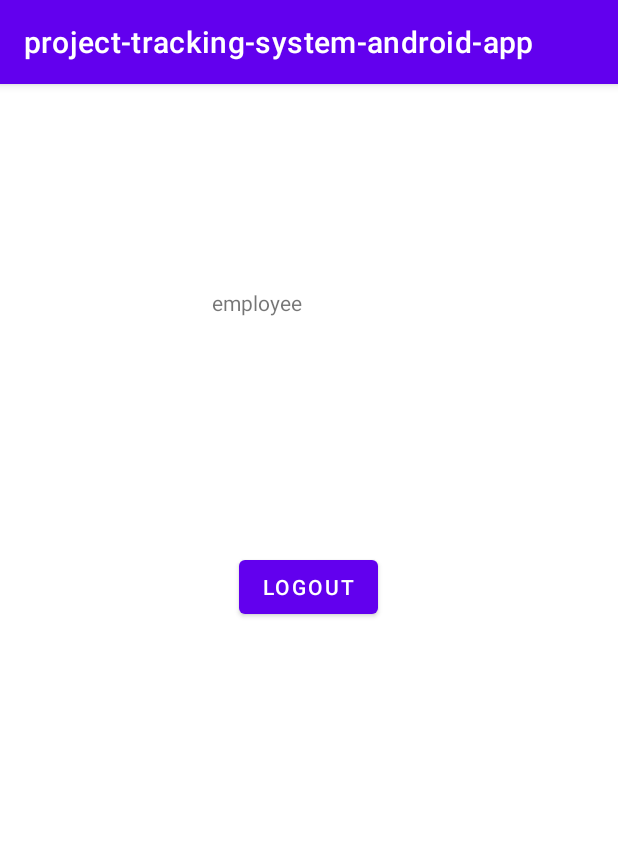
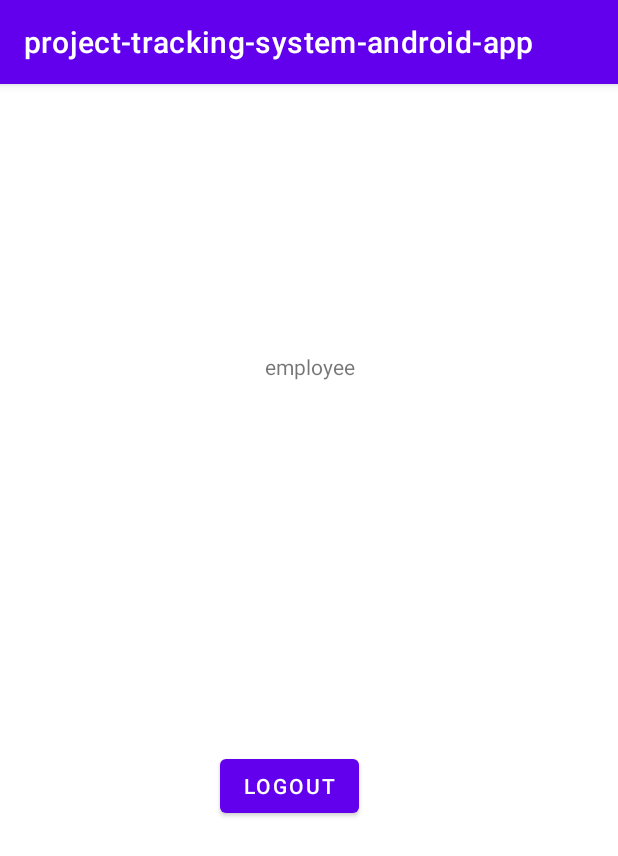
Before and after one commit to SelimHorri/project-tracking-system-mobile-frontend-app, an Android app: the EmployeeIndexActivity screen opened directly, with no data from a screen before it, on a phone screen of 412 x 824 dp. Shown: the top 856 px of the screen. Run offline under Robolectric (Android 15) with nearby library versions, the phone set to English and light mode, and no system bars; our stand-ins replace Volley; network calls fail.

Commit message:
test successfully data return in employee index activity

```diff
--- a/app/src/main/java/com/selimhorri/pack/AdminIndexActivity.java
+++ b/app/src/main/java/com/selimhorri/pack/AdminIndexActivity.java
@@ -23,7 +23,7 @@ public class AdminIndexActivity extends AppCompatActivity {
         this.button = super.findViewById(R.id.button3);
 
         this.button.setOnClickListener(v -> {
-            SharedPreferences.Editor editor = super.getSharedPreferences("admin_shared_preferences", Context.MODE_PRIVATE).edit();
+            SharedPreferences.Editor editor = super.getSharedPreferences("admin", Context.MODE_PRIVATE).edit();
             editor.clear();
             editor.apply();
             super.startActivity(new Intent(AdminIndexActivity.this, HomeActivity.class));
--- a/app/src/main/java/com/selimhorri/pack/EmployeeIndexActivity.java
+++ b/app/src/main/java/com/selimhorri/pack/EmployeeIndexActivity.java
@@ -8,8 +8,20 @@ import android.content.SharedPreferences;
 import android.os.Bundle;
 import android.widget.Button;
 import android.widget.TextView;
+import android.widget.Toast;
+
+import com.selimhorri.pack.service.AssignmentService;
+import com.selimhorri.pack.service.EmployeeService;
+import com.selimhorri.pack.service.impl.dynmc.AssignmentServiceDynamicImpl;
+import com.selimhorri.pack.service.impl.dynmc.EmployeeServiceDynamicImpl;
 
 public class EmployeeIndexActivity extends AppCompatActivity {
+
+    private final EmployeeService employeeService;
+
+    public EmployeeIndexActivity() {
+        this.employeeService = new EmployeeServiceDynamicImpl(EmployeeIndexActivity.this);
+    }
 
     private TextView textView;
     private Button button;
@@ -22,8 +34,18 @@ public class EmployeeIndexActivity extends AppCompatActivity {
         this.textView = super.findViewById(R.id.textView);
         this.button = super.findViewById(R.id.button);
 
+        this.employeeService.findByEmployeeId(
+                1,
+                response -> {
+                    this.textView.setText(response.getCollection().toString());
+                },
+                error -> {
+                    Toast.makeText(EmployeeIndexActivity.this, error.toString(), Toast.LENGTH_SHORT).show();
+                }
+        );
+
         this.button.setOnClickListener(v -> {
-            SharedPreferences.Editor editor = super.getSharedPreferences("emp_shared_preferences", Context.MODE_PRIVATE).edit();
+            SharedPreferences.Editor editor = super.getSharedPreferences("emp", Context.MODE_PRIVATE).edit();
             editor.clear();
             editor.apply();
             super.startActivity(new Intent(EmployeeIndexActivity.this, HomeActivity.class));
--- a/app/src/main/java/com/selimhorri/pack/LoginActivity.java
+++ b/app/src/main/java/com/selimhorri/pack/LoginActivity.java
@@ -67,7 +67,7 @@ public class LoginActivity extends AppCompatActivity {
                                             switch (respCredential.getRole()) {
                                                 case "ROLE_EMP":
                                                     //  TODO: activate sharedpreferences & go to employee-index
-                                                    editor = super.getSharedPreferences("emp_shared_preferences", Context.MODE_PRIVATE)
+                                                    editor = super.getSharedPreferences("emp", Context.MODE_PRIVATE)
                                                             .edit()
                                                             .putString("username", respCredential.getUsername());
                                                     editor.apply();
@@ -76,7 +76,7 @@ public class LoginActivity extends AppCompatActivity {
                                                     break;
                                                 case "ROLE_MGR":
                                                     // TODO: activate sharedpreferences & go to manager-index
-                                                    editor = super.getSharedPreferences("mgr_shared_preferences", Context.MODE_PRIVATE)
+                                                    editor = super.getSharedPreferences("mgr", Context.MODE_PRIVATE)
                                                             .edit()
                                                             .putString("username", respCredential.getUsername());
                                                     editor.apply();
@@ -84,7 +84,7 @@ public class LoginActivity extends AppCompatActivity {
                                                     break;
                                                 case "ROLE_ADMIN":
                                                     // TODO: activate sharedpreferences & go to admin-index
-                                                    editor = super.getSharedPreferences("admin_shared_preferences", Context.MODE_PRIVATE)
+                                                    editor = super.getSharedPreferences("admin", Context.MODE_PRIVATE)
                                                             .edit()
                                                             .putString("username", respCredential.getUsername());
                                                     editor.apply();
--- a/app/src/main/java/com/selimhorri/pack/ManagerIndexActivity.java
+++ b/app/src/main/java/com/selimhorri/pack/ManagerIndexActivity.java
@@ -23,7 +23,7 @@ public class ManagerIndexActivity extends AppCompatActivity {
         this.button = super.findViewById(R.id.button2);
 
         this.button.setOnClickListener(v -> {
-            SharedPreferences.Editor editor = super.getSharedPreferences("mgr_shared_preferences", Context.MODE_PRIVATE).edit();
+            SharedPreferences.Editor editor = super.getSharedPreferences("mgr", Context.MODE_PRIVATE).edit();
             editor.clear();
             editor.apply();
             super.startActivity(new Intent(ManagerIndexActivity.this, HomeActivity.class));
--- a/app/src/main/java/com/selimhorri/pack/service/AssignmentService.java
+++ b/app/src/main/java/com/selimhorri/pack/service/AssignmentService.java
@@ -3,6 +3,7 @@ package com.selimhorri.pack.service;
 import com.selimhorri.pack.listener.ResponseCallbackListener;
 import com.selimhorri.pack.model.collection.DtoCollection;
 import com.selimhorri.pack.model.dto.Assignment;
+import com.selimhorri.pack.model.dto.Project;
 import com.selimhorri.pack.model.id.AssignmentId;
 
 public interface AssignmentService {
--- a/app/src/main/java/com/selimhorri/pack/service/EmployeeService.java
+++ b/app/src/main/java/com/selimhorri/pack/service/EmployeeService.java
@@ -3,6 +3,8 @@ package com.selimhorri.pack.service;
 import com.selimhorri.pack.listener.ResponseCallbackListener;
 import com.selimhorri.pack.model.collection.DtoCollection;
 import com.selimhorri.pack.model.dto.Employee;
+import com.selimhorri.pack.model.dto.Project;
+import com.selimhorri.pack.model.dto.custom.EmployeeProjectData;
 
 public interface EmployeeService {
 
@@ -11,5 +13,6 @@ public interface EmployeeService {
     void save(final Employee employee, final ResponseCallbackListener.ResponseCallbackSuccessListener<Employee> response, final ResponseCallbackListener.ResponseCallbackErrorListener error);
     void update(final Employee employee, final ResponseCallbackListener.ResponseCallbackSuccessListener<Employee> response, final ResponseCallbackListener.ResponseCallbackErrorListener error);
     void deleteById(final Integer employeeId, final ResponseCallbackListener.ResponseCallbackSuccessListener<Boolean> response, final ResponseCallbackListener.ResponseCallbackErrorListener error);
+    void findByEmployeeId(final Integer employeeId, final ResponseCallbackListener.ResponseCallbackSuccessListener<DtoCollection<EmployeeProjectData>> resp, final ResponseCallbackListener.ResponseCallbackErrorListener err);
 
 }
--- a/app/src/main/java/com/selimhorri/pack/service/impl/dynmc/AssignmentServiceDynamicImpl.java
+++ b/app/src/main/java/com/selimhorri/pack/service/impl/dynmc/AssignmentServiceDynamicImpl.java
@@ -10,6 +10,7 @@ import com.selimhorri.pack.constant.BackendApiUrlConstant;
 import com.selimhorri.pack.listener.ResponseCallbackListener;
 import com.selimhorri.pack.model.collection.DtoCollection;
 import com.selimhorri.pack.model.dto.Assignment;
+import com.selimhorri.pack.model.dto.Project;
 import com.selimhorri.pack.model.id.AssignmentId;
 import com.selimhorri.pack.pattern.QueuePattern;
 import com.selimhorri.pack.service.AssignmentService;
@@ -118,5 +119,4 @@ public class AssignmentServiceDynamicImpl implements AssignmentService {
     }
 
 
-
 }
--- a/app/src/main/java/com/selimhorri/pack/service/impl/dynmc/EmployeeServiceDynamicImpl.java
+++ b/app/src/main/java/com/selimhorri/pack/service/impl/dynmc/EmployeeServiceDynamicImpl.java
@@ -10,6 +10,8 @@ import com.selimhorri.pack.constant.BackendApiUrlConstant;
 import com.selimhorri.pack.listener.ResponseCallbackListener;
 import com.selimhorri.pack.model.collection.DtoCollection;
 import com.selimhorri.pack.model.dto.Employee;
+import com.selimhorri.pack.model.dto.Project;
+import com.selimhorri.pack.model.dto.custom.EmployeeProjectData;
 import com.selimhorri.pack.pattern.QueuePattern;
 import com.selimhorri.pack.service.EmployeeService;
 
@@ -122,6 +124,18 @@ public class EmployeeServiceDynamicImpl implements EmployeeService {
 
     }
 
+    @Override
+    public void findByEmployeeId(Integer employeeId, ResponseCallbackListener.ResponseCallbackSuccessListener<DtoCollection<EmployeeProjectData>> resp, ResponseCallbackListener.ResponseCallbackErrorListener err) {
+
+        final JsonObjectRequest request = new JsonObjectRequest(
+                Request.Method.GET,
+                API_URL + "/data/employee-project-data/" + employeeId,
+                null,
+                response -> resp.onResponse(new Gson().fromJson(response.toString(), new TypeToken<DtoCollection<EmployeeProjectData>>() {}.getType())),
+                error -> err.onError(error.toString())
+        );
+        QueuePattern.getInstance(this.context).addToRequestQueue(request);
+    }
 
 
 }
--- a/app/src/main/java/com/selimhorri/pack/service/impl/sttc/AssignmentServiceStaticImpl.java
+++ b/app/src/main/java/com/selimhorri/pack/service/impl/sttc/AssignmentServiceStaticImpl.java
@@ -99,5 +99,4 @@ public class AssignmentServiceStaticImpl implements AssignmentService {
     }
 
 
-
 }
--- a/app/src/main/java/com/selimhorri/pack/service/impl/sttc/EmployeeServiceStaticImpl.java
+++ b/app/src/main/java/com/selimhorri/pack/service/impl/sttc/EmployeeServiceStaticImpl.java
@@ -10,6 +10,8 @@ import com.selimhorri.pack.model.dto.Credential;
 import com.selimhorri.pack.model.dto.Department;
 import com.selimhorri.pack.model.dto.Employee;
 import com.selimhorri.pack.model.dto.Location;
+import com.selimhorri.pack.model.dto.Project;
+import com.selimhorri.pack.model.dto.custom.EmployeeProjectData;
 import com.selimhorri.pack.service.EmployeeService;
 
 import java.time.LocalDate;
@@ -93,6 +95,10 @@ public class EmployeeServiceStaticImpl implements EmployeeService {
         DUMMY_EMPLOYEES.remove(employeeId);
     }
 
+    @Override
+    public void findByEmployeeId(Integer employeeId, ResponseCallbackListener.ResponseCallbackSuccessListener<DtoCollection<EmployeeProjectData>> resp, ResponseCallbackListener.ResponseCallbackErrorListener err) {
+
+    }
 
 
 }
--- a/app/src/main/res/layout/activity_employee_index.xml
+++ b/app/src/main/res/layout/activity_employee_index.xml
@@ -8,9 +8,10 @@
 
     <TextView
         android:id="@+id/textView"
-        android:layout_width="129dp"
-        android:layout_height="42dp"
-        android:layout_marginTop="136dp"
+        android:layout_width="361dp"
+        android:layout_height="305dp"
+        android:layout_marginTop="36dp"
+        android:gravity="center"
         android:text="employee"
         app:layout_constraintEnd_toEndOf="parent"
         app:layout_constraintStart_toStartOf="parent"
@@ -24,7 +25,8 @@
         android:text="Logout"
         app:layout_constraintBottom_toBottomOf="parent"
         app:layout_constraintEnd_toEndOf="parent"
-        app:layout_constraintHorizontal_bias="0.498"
+        app:layout_constraintHorizontal_bias="0.46"
         app:layout_constraintStart_toStartOf="parent"
-        app:layout_constraintTop_toBottomOf="@+id/textView" />
+        app:layout_constraintTop_toBottomOf="@+id/textView"
+        app:layout_constraintVertical_bias="1.0" />
 </androidx.constraintlayout.widget.ConstraintLayout>
```
Also changed, not shown: app/src/main/java/com/selimhorri/pack/model/dto/custom/EmployeeProjectData.java (added, +74 -0 lines).
